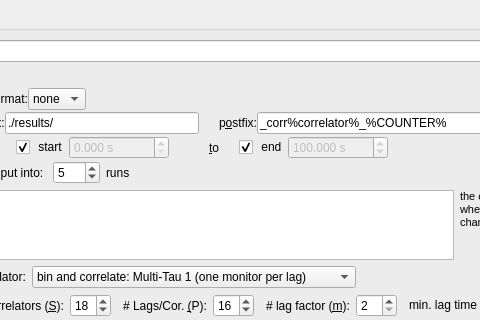
jkriege2/QuickFit3, file plugins/tcspcimporter/qfetcspcimporterdialog.ui: the form before one commit; both pictures show x 301 to 781 and y 0 to 320 of the 970 by 676 pixel window.
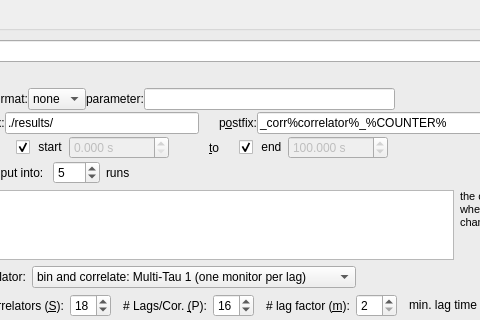
The form after the commit. Icons and pictures are not drawn. Custom widgets are drawn as their Qt base class.

The edit to the form file:
```diff
--- a/plugins/tcspcimporter/qfetcspcimporterdialog.ui
+++ b/plugins/tcspcimporter/qfetcspcimporterdialog.ui
@@ -10,7 +10,7 @@
     <x>0</x>
     <y>0</y>
     <width>911</width>
-    <height>624</height>
+    <height>652</height>
    </rect>
   </property>
   <property name="windowTitle">
@@ -574,6 +574,16 @@
              </item>
             </widget>
            </item>
+           <item>
+            <widget class="QLabel" name="labParameter">
+             <property name="text">
+              <string>parameter:</string>
+             </property>
+            </widget>
+           </item>
+           <item>
+            <widget class="QLineEdit" name="edtTCSPCFileParameter"/>
+           </item>
            <item>
             <spacer name="horizontalSpacer">
              <property name="orientation">
```
Left out of the diff: 4 changed lines with no effect on the pictures.
